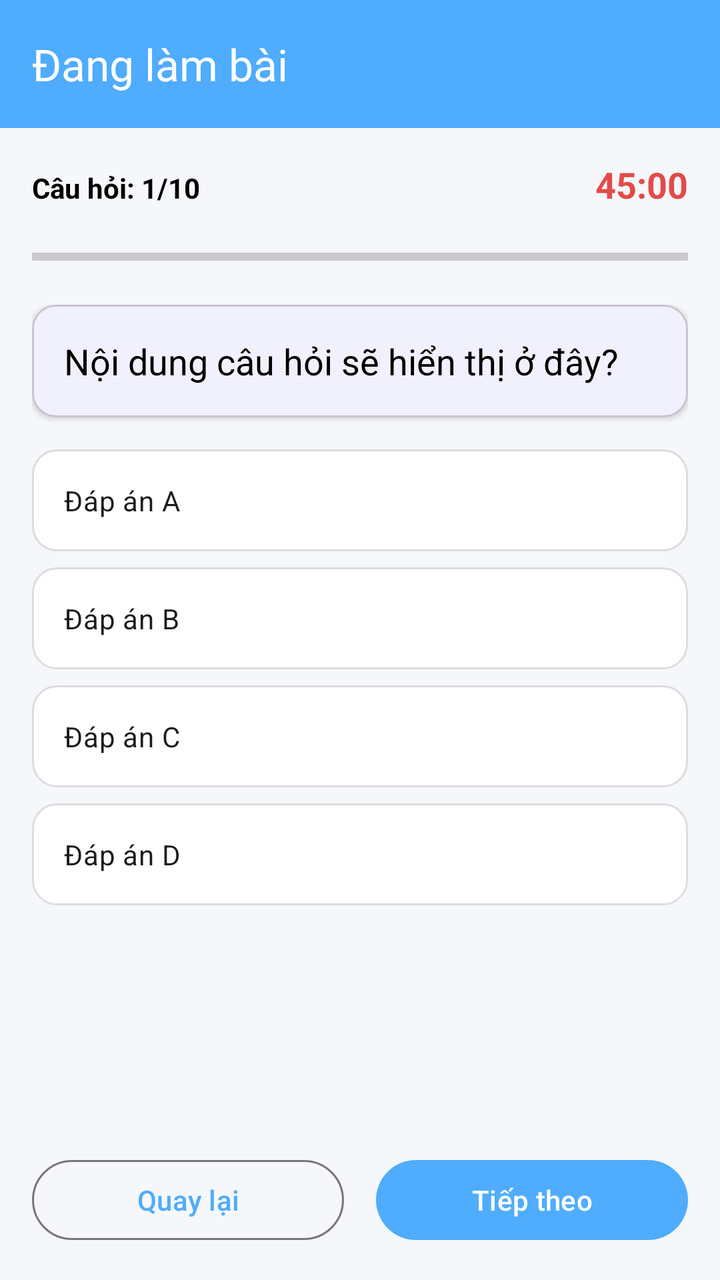
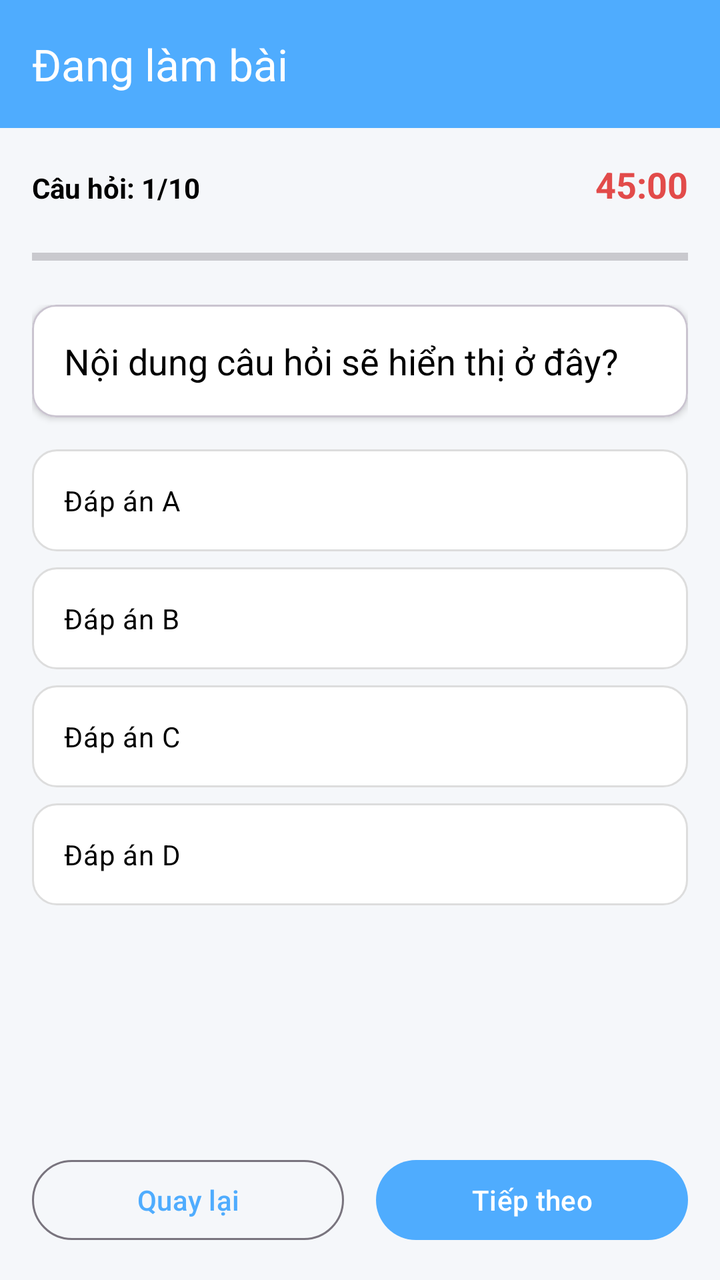

Screens rendered from an Android XML layout before and after an edit, with the pre-edit source and the edit as a unified diff.
<!-- AndroidManifest.xml: application theme Theme.Nhom_2_Android_Final -->
<!-- res/layout/activity_quiz.xml -->
<?xml version="1.0" encoding="utf-8"?>
<androidx.constraintlayout.widget.ConstraintLayout xmlns:android="http://schemas.android.com/apk/res/android"
    xmlns:app="http://schemas.android.com/apk/res-auto"
    android:layout_width="match_parent"
    android:layout_height="match_parent"
    android:background="@color/dashboard_bg">

    <androidx.appcompat.widget.Toolbar
        android:id="@+id/toolbarQuiz"
        android:layout_width="match_parent"
        android:layout_height="?attr/actionBarSize"
        android:background="@color/colorPrimary"
        app:layout_constraintTop_toTopOf="parent"
        app:title="Đang làm bài"
        app:titleTextColor="@android:color/white" />

    <LinearLayout
        android:id="@+id/llHeader"
        android:layout_width="match_parent"
        android:layout_height="wrap_content"
        android:orientation="horizontal"
        android:padding="16dp"
        app:layout_constraintTop_toBottomOf="@id/toolbarQuiz">

        <TextView
            android:id="@+id/tvQuestionCount"
            android:layout_width="0dp"
            android:layout_height="wrap_content"
            android:layout_weight="1"
            android:text="Câu hỏi: 1/10"
            android:textColor="@color/text_main"
            android:textStyle="bold" />

        <TextView
            android:id="@+id/tvTimer"
            android:layout_width="wrap_content"
            android:layout_height="wrap_content"
            android:text="45:00"
            android:textColor="#E24B4A"
            android:textSize="18sp"
            android:textStyle="bold" />
    </LinearLayout>

    <ProgressBar
        android:id="@+id/progressBar"
        style="?android:attr/progressBarStyleHorizontal"
        android:layout_width="match_parent"
        android:layout_height="wrap_content"
        android:paddingHorizontal="16dp"
        app:layout_constraintTop_toBottomOf="@id/llHeader" />

    <androidx.core.widget.NestedScrollView
        android:layout_width="match_parent"
        android:layout_height="0dp"
        app:layout_constraintBottom_toTopOf="@id/llNav"
        app:layout_constraintTop_toBottomOf="@id/progressBar">

        <LinearLayout
            android:layout_width="match_parent"
            android:layout_height="wrap_content"
            android:orientation="vertical"
            android:padding="16dp">

            <com.google.android.material.card.MaterialCardView
                android:layout_width="match_parent"
                android:layout_height="wrap_content"
                app:cardCornerRadius="12dp"
                app:cardElevation="2dp">

                <LinearLayout
                    android:layout_width="match_parent"
                    android:layout_height="wrap_content"
                    android:orientation="vertical"
                    android:padding="16dp">

                    <TextView
                        android:id="@+id/tvQuestionContent"
                        android:layout_width="match_parent"
                        android:layout_height="wrap_content"
                        android:text="Nội dung câu hỏi sẽ hiển thị ở đây?"
                        android:textColor="@color/text_main"
                        android:textSize="18sp" />

                    
                    <FrameLayout
                        android:id="@+id/flQuestionImage"
                        android:layout_width="match_parent"
                        android:layout_height="wrap_content"
                        android:layout_marginTop="12dp"
                        android:visibility="gone" />
                </LinearLayout>
            </com.google.android.material.card.MaterialCardView>

            <RadioGroup
                android:id="@+id/rgAnswers"
                android:layout_width="match_parent"
                android:layout_height="wrap_content"
                android:layout_marginTop="16dp">

                <RadioButton
                    android:id="@+id/rbOptionA"
                    android:layout_width="match_parent"
                    android:layout_height="wrap_content"
                    android:layout_marginBottom="8dp"
                    android:background="@drawable/bg_option_selector"
                    android:button="@null"
                    android:padding="16dp"
                    android:text="Đáp án A" />

                <RadioButton
                    android:id="@+id/rbOptionB"
                    android:layout_width="match_parent"
                    android:layout_height="wrap_content"
                    android:layout_marginBottom="8dp"
                    android:background="@drawable/bg_option_selector"
                    android:button="@null"
                    android:padding="16dp"
                    android:text="Đáp án B" />

                <RadioButton
                    android:id="@+id/rbOptionC"
                    android:layout_width="match_parent"
                    android:layout_height="wrap_content"
                    android:layout_marginBottom="8dp"
                    android:background="@drawable/bg_option_selector"
                    android:button="@null"
                    android:padding="16dp"
                    android:text="Đáp án C" />

                <RadioButton
                    android:id="@+id/rbOptionD"
                    android:layout_width="match_parent"
                    android:layout_height="wrap_content"
                    android:layout_marginBottom="8dp"
                    android:background="@drawable/bg_option_selector"
                    android:button="@null"
                    android:padding="16dp"
                    android:text="Đáp án D" />
            </RadioGroup>
        </LinearLayout>
    </androidx.core.widget.NestedScrollView>

    <LinearLayout
        android:id="@+id/llNav"
        android:layout_width="match_parent"
        android:layout_height="wrap_content"
        android:orientation="horizontal"
        android:padding="16dp"
        app:layout_constraintBottom_toBottomOf="parent">

        <Button
            android:id="@+id/btnPrev"
            style="@style/Widget.Material3.Button.OutlinedButton"
            android:layout_width="0dp"
            android:layout_height="wrap_content"
            android:layout_weight="1"
            android:text="Quay lại" />

        <View
            android:layout_width="16dp"
            android:layout_height="match_parent" />

        <Button
            android:id="@+id/btnNext"
            android:layout_width="0dp"
            android:layout_height="wrap_content"
            android:layout_weight="1"
            android:text="Tiếp theo" />
    </LinearLayout>

</androidx.constraintlayout.widget.ConstraintLayout>
<!-- resources referenced by this layout -->
<resources>
  <color name="colorPrimary">#4facfe</color>
  <color name="dashboard_bg">#F5F7FA</color>
  <color name="text_main">#000000</color>
  <!-- drawable bg_option_selector (drawable) -->
  <?xml version="1.0" encoding="utf-8"?>
  <selector xmlns:android="http://schemas.android.com/apk/res/android">
      <item android:state_checked="true">
          <shape android:shape="rectangle">
              <solid android:color="#E3F2FD" />
              <stroke android:width="2dp" android:color="@color/colorPrimary" />
              <corners android:radius="12dp" />
          </shape>
      </item>
      <item>
          <shape android:shape="rectangle">
              <solid android:color="@android:color/white" />
              <stroke android:width="1dp" android:color="#DDDDDD" />
              <corners android:radius="12dp" />
          </shape>
      </item>
  </selector>
  <style name="Theme.Nhom_2_Android_Final" parent="Base.Theme.Nhom_2_Android_Final" />
  <style name="Base.Theme.Nhom_2_Android_Final" parent="Theme.Material3.DayNight.NoActionBar">
          
          <item name="colorPrimary">@color/colorPrimary</item>
          <item name="android:statusBarColor">@color/colorPrimary</item>
      </style>
</resources>

<!-- the commit's change to res/layout/activity_quiz.xml (unified diff, before → after) -->
@@ -64,6 +64,7 @@
             <com.google.android.material.card.MaterialCardView
                 android:layout_width="match_parent"
                 android:layout_height="wrap_content"
+                app:cardBackgroundColor="@color/card_bg"
                 app:cardCornerRadius="12dp"
                 app:cardElevation="2dp">
 
@@ -105,7 +106,8 @@
                     android:background="@drawable/bg_option_selector"
                     android:button="@null"
                     android:padding="16dp"
-                    android:text="Đáp án A" />
+                    android:text="Đáp án A"
+                    android:textColor="@color/text_main" />
 
                 <RadioButton
                     android:id="@+id/rbOptionB"
@@ -115,7 +117,8 @@
                     android:background="@drawable/bg_option_selector"
                     android:button="@null"
                     android:padding="16dp"
-                    android:text="Đáp án B" />
+                    android:text="Đáp án B"
+                    android:textColor="@color/text_main" />
 
                 <RadioButton
                     android:id="@+id/rbOptionC"
@@ -125,7 +128,8 @@
                     android:background="@drawable/bg_option_selector"
                     android:button="@null"
                     android:padding="16dp"
-                    android:text="Đáp án C" />
+                    android:text="Đáp án C"
+                    android:textColor="@color/text_main" />
 
                 <RadioButton
                     android:id="@+id/rbOptionD"
@@ -135,7 +139,8 @@
                     android:background="@drawable/bg_option_selector"
                     android:button="@null"
                     android:padding="16dp"
-                    android:text="Đáp án D" />
+                    android:text="Đáp án D"
+                    android:textColor="@color/text_main" />
             </RadioGroup>
         </LinearLayout>
     </androidx.core.widget.NestedScrollView>
<!-- resource entries referenced after the edit -->
@@ -1,5 +1,6 @@
 <!-- resources referenced by this layout -->
 <resources>
+  <color name="card_bg">#FFFFFF</color>
   <color name="colorPrimary">#4facfe</color>
   <color name="dashboard_bg">#F5F7FA</color>
   <color name="text_main">#000000</color>
@@ -15,7 +16,7 @@
       </item>
       <item>
           <shape android:shape="rectangle">
-              <solid android:color="@android:color/white" />
+              <solid android:color="@color/card_bg" />
               <stroke android:width="1dp" android:color="#DDDDDD" />
               <corners android:radius="12dp" />
           </shape>
